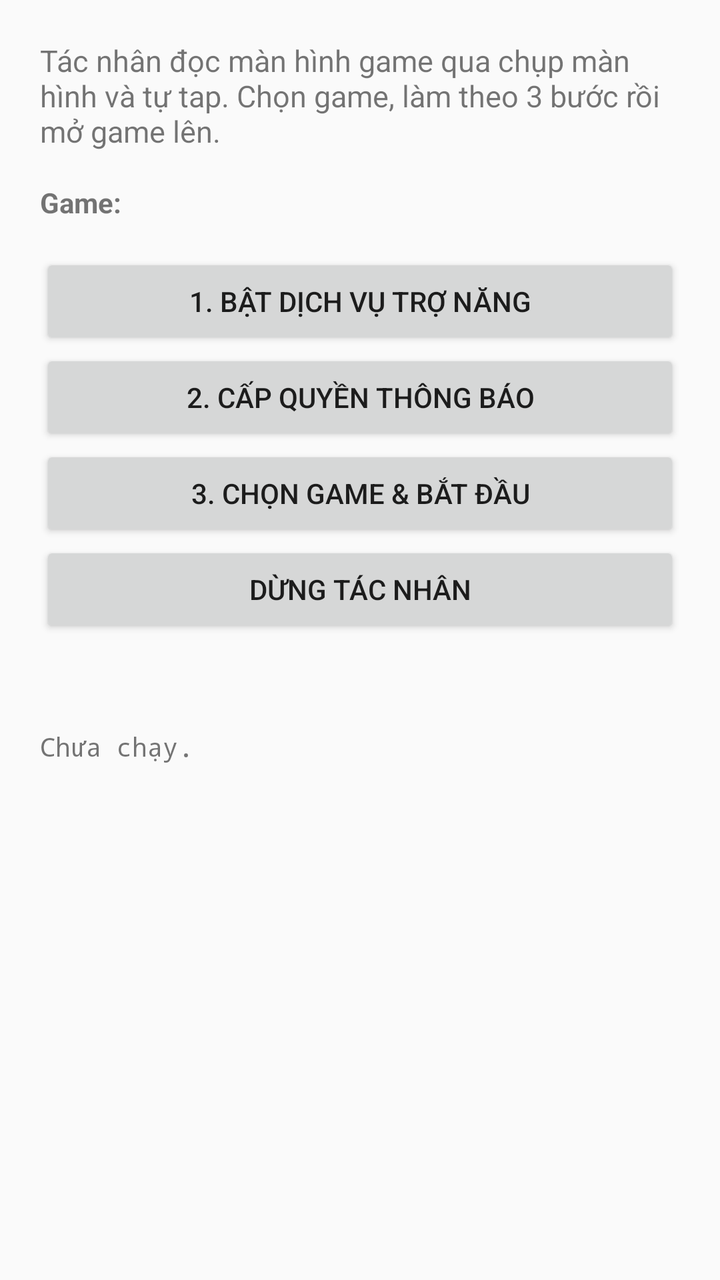
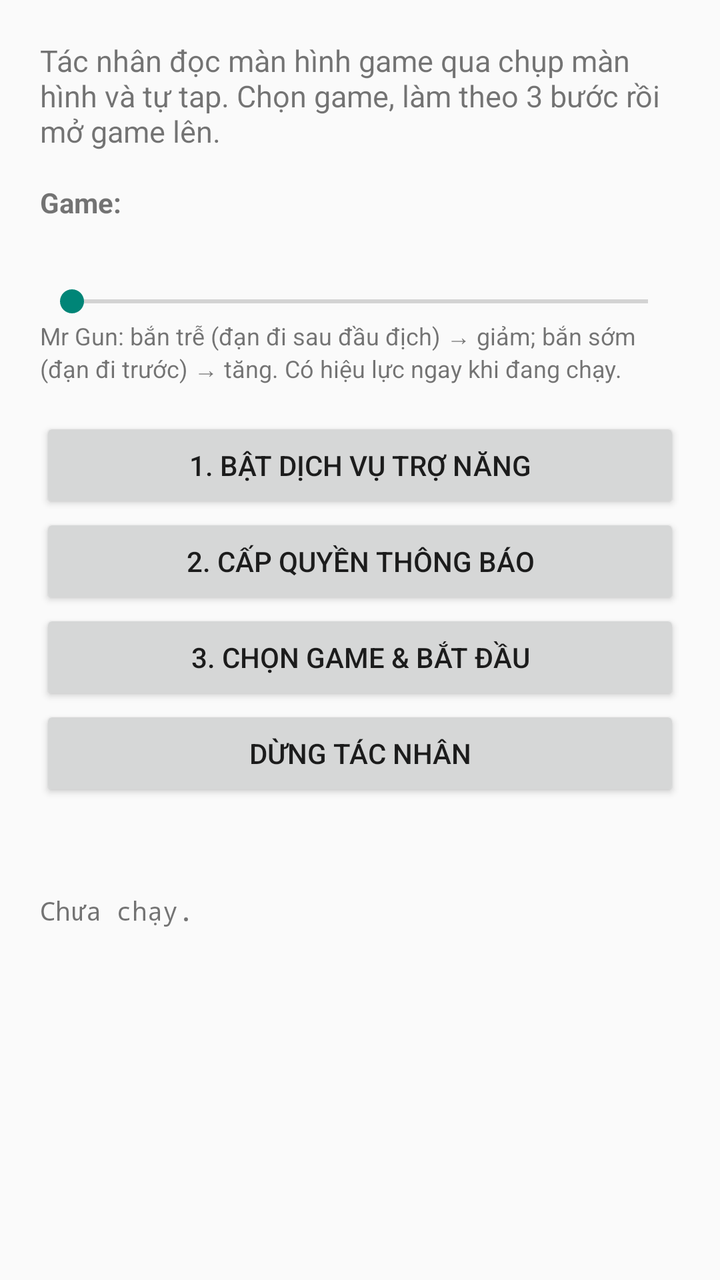

Compare the two renders of this Android layout. The source of the first and the diff that turns it into the second are given below.
<!-- AndroidManifest.xml: application theme Theme.AppCompat.DayNight -->
<!-- res/layout/activity_main.xml -->
<?xml version="1.0" encoding="utf-8"?>
<ScrollView xmlns:android="http://schemas.android.com/apk/res/android"
    android:layout_width="match_parent"
    android:layout_height="match_parent">

    <LinearLayout
        android:layout_width="match_parent"
        android:layout_height="wrap_content"
        android:orientation="vertical"
        android:padding="20dp">

        <TextView
            android:layout_width="match_parent"
            android:layout_height="wrap_content"
            android:text="@string/intro"
            android:textSize="15sp" />

        <TextView
            android:layout_width="match_parent"
            android:layout_height="wrap_content"
            android:layout_marginTop="16dp"
            android:text="@string/pick_game"
            android:textStyle="bold" />

        <RadioGroup
            android:id="@+id/gameGroup"
            android:layout_width="match_parent"
            android:layout_height="wrap_content"
            android:orientation="horizontal" />

        <Button
            android:id="@+id/btnAccessibility"
            android:layout_width="match_parent"
            android:layout_height="wrap_content"
            android:layout_marginTop="16dp"
            android:text="@string/btn_accessibility" />

        <Button
            android:id="@+id/btnNotification"
            android:layout_width="match_parent"
            android:layout_height="wrap_content"
            android:text="@string/btn_notification" />

        <Button
            android:id="@+id/btnStart"
            android:layout_width="match_parent"
            android:layout_height="wrap_content"
            android:text="@string/btn_start" />

        <Button
            android:id="@+id/btnStop"
            android:layout_width="match_parent"
            android:layout_height="wrap_content"
            android:text="@string/btn_stop" />

        <TextView
            android:id="@+id/txtChecks"
            android:layout_width="match_parent"
            android:layout_height="wrap_content"
            android:layout_marginTop="16dp"
            android:fontFamily="monospace"
            android:textSize="13sp" />

        <TextView
            android:id="@+id/txtStatus"
            android:layout_width="match_parent"
            android:layout_height="wrap_content"
            android:layout_marginTop="12dp"
            android:fontFamily="monospace"
            android:text="@string/status_idle"
            android:textSize="13sp" />
    </LinearLayout>
</ScrollView>
<!-- resources referenced by this layout -->
<resources>
  <string name="btn_accessibility">1. Bật dịch vụ Trợ năng</string>
  <string name="btn_notification">2. Cấp quyền thông báo</string>
  <string name="btn_start">3. Chọn game &amp; bắt đầu</string>
  <string name="btn_stop">Dừng tác nhân</string>
  <string name="intro">Tác nhân đọc màn hình game qua chụp màn hình và tự tap. Chọn game, làm theo 3 bước rồi mở game lên.</string>
  <string name="pick_game">Game:</string>
  <string name="status_idle">Chưa chạy.</string>
</resources>

<!-- the commit's change to res/layout/activity_main.xml (unified diff, before → after) -->
@@ -27,6 +27,25 @@
             android:layout_width="match_parent"
             android:layout_height="wrap_content"
             android:orientation="horizontal" />
+
+        <TextView
+            android:id="@+id/txtLatency"
+            android:layout_width="match_parent"
+            android:layout_height="wrap_content"
+            android:layout_marginTop="12dp"
+            android:textStyle="bold" />
+
+        <SeekBar
+            android:id="@+id/seekLatency"
+            android:layout_width="match_parent"
+            android:layout_height="wrap_content"
+            android:max="30" />
+
+        <TextView
+            android:layout_width="match_parent"
+            android:layout_height="wrap_content"
+            android:text="@string/latency_hint"
+            android:textSize="12sp" />
 
         <Button
             android:id="@+id/btnAccessibility"
<!-- resource entries referenced after the edit -->
@@ -5,6 +5,7 @@
   <string name="btn_start">3. Chọn game &amp; bắt đầu</string>
   <string name="btn_stop">Dừng tác nhân</string>
   <string name="intro">Tác nhân đọc màn hình game qua chụp màn hình và tự tap. Chọn game, làm theo 3 bước rồi mở game lên.</string>
+  <string name="latency_hint">Mr Gun: bắn trễ (đạn đi sau đầu địch) → giảm; bắn sớm (đạn đi trước) → tăng. Có hiệu lực ngay khi đang chạy.</string>
   <string name="pick_game">Game:</string>
   <string name="status_idle">Chưa chạy.</string>
 </resources>
